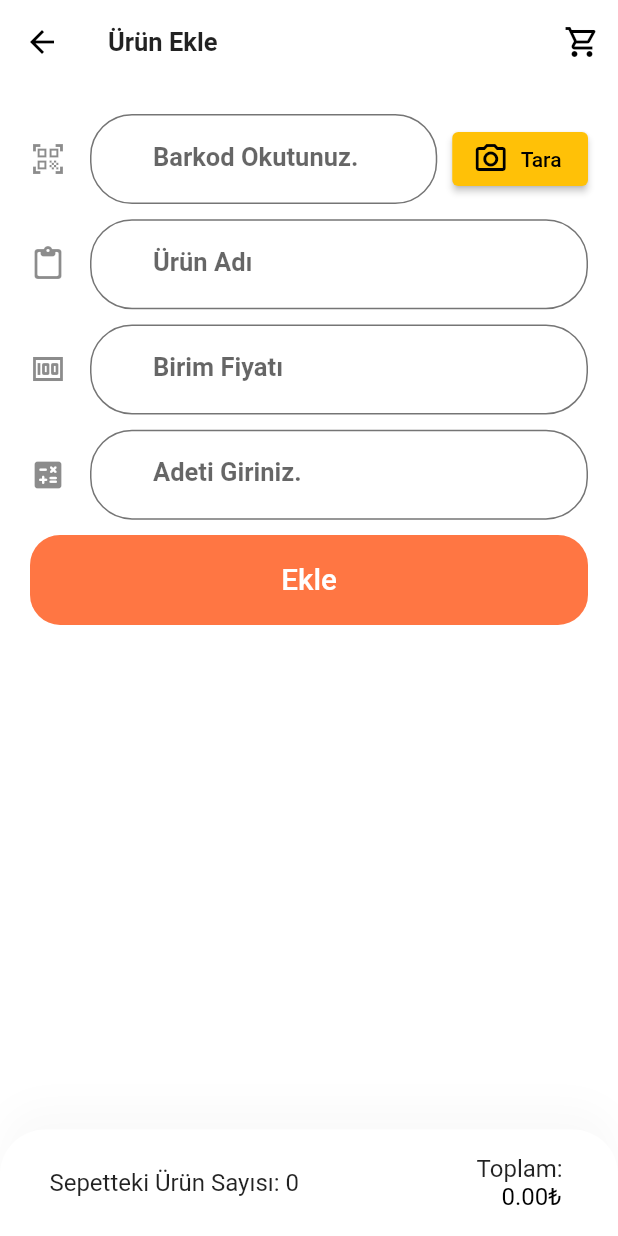
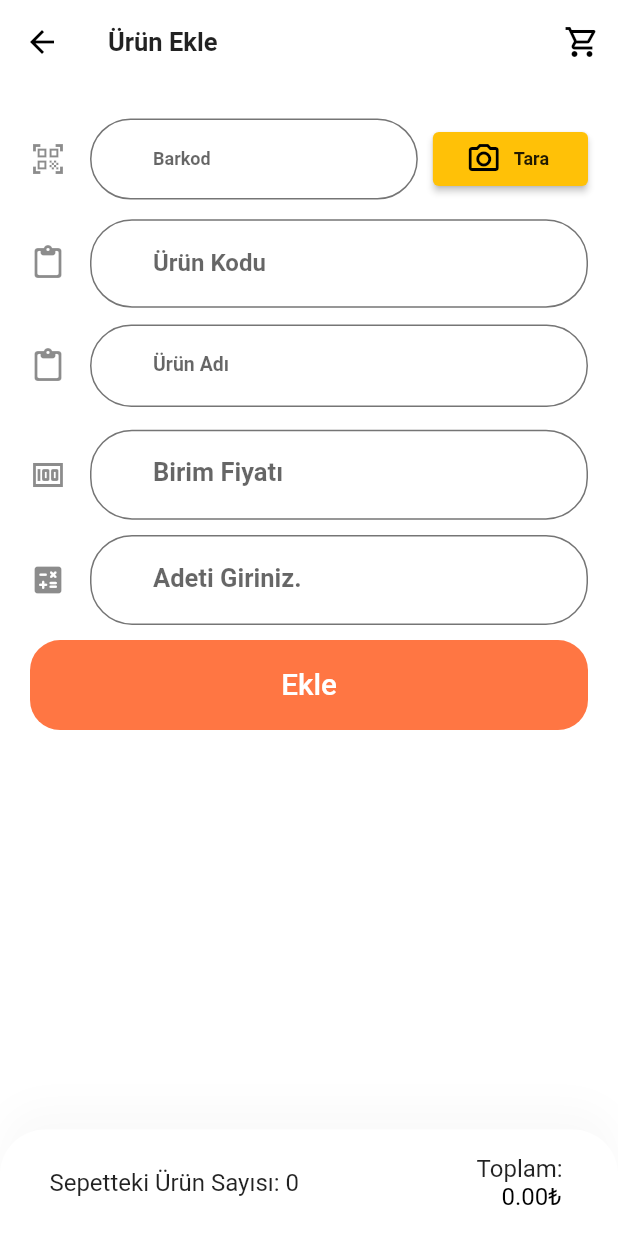
Before and after one commit to Glipotions/stoktakip_app, a Flutter app: the UrunBilgileriAdd screen opened by its route, after a tap on "Ekle", on a phone screen of 412 x 824 dp. Run offline on Flutter 3.47's test engine with Material 2 defaults, Android fonts, the phone set to English and light mode, and no system bars; our stand-ins replace shared_preferences; missing offline and left inert: flutter_barcode_scanner; accounts and stored records are empty; network calls fail; Roboto replaces fonts that are missing (Muli); statements that could not run were skipped.

Commit message:
update for new features

```diff
--- a/lib/const/api_const.dart
+++ b/lib/const/api_const.dart
@@ -1,6 +1,9 @@
-const host = '10.0.2.2:5001/api/';
-const https = 'https://';
-const mainUrl = 'https://10.0.2.2:5001/api/';
+// const host = '192.168.1.200:8081/api/';
+// const host = '10.0.2.2:5001/api/';
+const host = '192.168.1.129:8082/api/';
+// const host = 'stoktakip.local/api';
+const http = 'http://';
+const mainUrl = 'http://${host}';
 
 const satisFaturaAddUrl = '${mainUrl}SatisFatura';
 Uri satisFaturaGetUrl = Uri.http(host, 'satisfatura/getall');
@@ -20,6 +23,8 @@ Uri urunBarkodBilgileriGetUrunUri =
     Uri.parse('${mainUrl}UrunBarkodBilgileri/getbybarcode?barkod=');
 
 const urunGetByIdUrl = '${mainUrl}Urun/getbyid?id=';
+const urunGetByCodeUrl = '${mainUrl}Urun/getbycode?code=';
+const updateUrunById = '${mainUrl}Urun/updateurunbyid?id=';
 
 const updateCariHesapBakiyeById =
     '${mainUrl}CariHesap/updatecaribakiyebyid?id=';
--- a/lib/const/text_const.dart
+++ b/lib/const/text_const.dart
@@ -1,7 +1,14 @@
 import 'package:flutter/material.dart';
+
+TextStyle kFontStili(double? a) {
+  return TextStyle(
+      color: Colors.black87, fontSize: a, fontWeight: FontWeight.bold);
+}
 
 TextStyle kMetinStili = const TextStyle(
     color: Colors.black87, fontSize: 17, fontWeight: FontWeight.bold);
 
 TextStyle kSayiStili = const TextStyle(
     color: Colors.deepPurple, fontSize: 17, fontWeight: FontWeight.bold);
+
+TextStyle linkStyle = const TextStyle(color: Colors.blue, fontSize: 13);
--- a/lib/model/satis_fatura.dart
+++ b/lib/model/satis_fatura.dart
@@ -16,11 +16,12 @@ class SatisFatura {
   DateTime tarih;
   int kdvSekli;
   double? kdvHaricTutar;
+  double? faturaKdvOrani;
   double? iskontoTutari;
   double? kdvTutari;
   double? toplamTutar;
   double? dovizTutar;
-  int? iskontoOrani;
+  double? iskontoOrani;
   String? aciklama;
   int odemeTipi;
   bool durum;
@@ -35,6 +36,7 @@ class SatisFatura {
     required this.dovizKuru,
     required this.tarih,
     required this.kdvSekli,
+    this.faturaKdvOrani,
     this.kdvHaricTutar,
     this.iskontoTutari,
     this.kdvTutari,
@@ -58,11 +60,12 @@ class SatisFatura {
         kdvSekli: json["kdvSekli"],
         kdvHaricTutar: json["kdvHaricTutar"].toDouble(),
         iskontoTutari: json["iskontoTutari"].toDouble(),
+        faturaKdvOrani: json["faturaKdvOrani"].toDouble(),
         kdvTutari: json["kdvTutari"].toDouble(),
         toplamTutar: json["toplamTutar"].toDouble(),
         aciklama: json["aciklama"],
         dovizTutar: json["dovizTutar"].toDouble(),
-        iskontoOrani: json["iskontoOrani"],
+        iskontoOrani: json["iskontoOrani"].toDouble(),
         odemeTipi: json["odemeTipi"],
         durum: json["durum"],
         id: json["id"],
@@ -77,6 +80,7 @@ class SatisFatura {
         "dovizKuru": dovizKuru,
         "tarih": tarih.toIso8601String(),
         "kdvSekli": kdvSekli,
+        "faturaKdvOrani": faturaKdvOrani,
         "kdvHaricTutar": kdvHaricTutar,
         "iskontoTutari": iskontoTutari,
         "kdvTutari": kdvTutari,
--- a/lib/model/urun.dart
+++ b/lib/model/urun.dart
@@ -1,8 +1,6 @@
 // To parse this JSON data, do
 //
 //     final urun = urunFromJson(jsonString);
-
-import 'dart:convert';
 
 // List<Urun> urunFromJson(String str) => List<Urun>.from(json.decode(str).map((x) => Urun.fromJson(x)));
 
--- a/lib/model/urun_bilgileri.dart
+++ b/lib/model/urun_bilgileri.dart
@@ -2,28 +2,33 @@ class UrunBilgileri {
   int urunId;
   int satisFaturaId;
   int miktar;
+  double birimFiyat;
   double dovizliBirimFiyat;
   double kdvHaricTutar;
   int kdvOrani;
   double kdvTutari;
   double tutar;
   String? urunAdi;
+  String? urunKodu;
 
   UrunBilgileri(
       {required this.urunId,
       required this.satisFaturaId,
       required this.miktar,
+      required this.birimFiyat,
       required this.dovizliBirimFiyat,
       required this.kdvHaricTutar,
       required this.kdvOrani,
       required this.kdvTutari,
       required this.tutar,
-      this.urunAdi});
+      this.urunAdi,
+      this.urunKodu});
 
   factory UrunBilgileri.fromJson(Map<String, dynamic> json) => UrunBilgileri(
         urunId: json['urunId'],
         satisFaturaId: json['satisFaturaId'],
         miktar: json['miktar'],
+        birimFiyat: json['birimFiyat'],
         dovizliBirimFiyat: json['dovizliBirimFiyat'],
         kdvHaricTutar: json['kdvHaricTutar'],
         kdvOrani: json['kdvOrani'],
@@ -35,6 +40,7 @@ class UrunBilgileri {
         'urunId': urunId,
         'satisFaturaId': satisFaturaId,
         'miktar': miktar,
+        'birimFiyat': birimFiyat,
         'dovizliBirimFiyat': dovizliBirimFiyat,
         'kdvHaricTutar': kdvHaricTutar,
         'kdvOrani': kdvOrani,
--- a/lib/routes.dart
+++ b/lib/routes.dart
@@ -1,5 +1,5 @@
 import 'package:flutter/widgets.dart';
-import 'package:stoktakip_app/screens/cari_hesap/cari_hesap_list.dart';
+import 'package:stoktakip_app/screens/fatura_olustur/fatura_olustur.dart';
 import 'package:stoktakip_app/screens/cart/cart_screen.dart';
 import 'package:stoktakip_app/screens/shared_settings/settings_page.dart';
 import 'package:stoktakip_app/screens/urun_bilgileri/urun_bilgileri_add.dart';
@@ -18,7 +18,7 @@ final Map<String, WidgetBuilder> routes = {
   // DetailsScreen.routeName: (context) => DetailsScreen(),
   CartScreen.routeName: (context) => CartScreen(),
   UrunBilgileriAdd.routeName: (context) => UrunBilgileriAdd(),
-  CariHesapList.routeName: (context) => CariHesapList(),
+  FaturaOlustur.routeName: (context) => FaturaOlustur(),
   SettingsPage.routeName: (context) => SettingsPage(),
   // ProfileScreen.routeName: (context) => ProfileScreen(),
 };
--- a/lib/screens/cart/components/body.dart
+++ b/lib/screens/cart/components/body.dart
@@ -1,7 +1,5 @@
 import 'package:flutter/material.dart';
-import 'package:flutter_svg/svg.dart';
 import 'package:stoktakip_app/model/urun_bilgileri.dart';
-import 'package:stoktakip_app/services/api.services.dart';
 import 'package:stoktakip_app/size_config.dart';
 
 import 'cart_card.dart';
--- a/lib/screens/shared_settings/settings_page.dart
+++ b/lib/screens/shared_settings/settings_page.dart
@@ -70,7 +70,7 @@ class _SwitchCardState extends State<SwitchCard> {
                   },
                 ),
                 Text("Oran: ${_currentSliderValue.round().toString()}",
-                    style: kSayiStili),
+                    style: kMetinStili),
               ],
             ),
           ),
--- a/lib/screens/urun_bilgileri/components/check_out_card.dart
+++ b/lib/screens/urun_bilgileri/components/check_out_card.dart
@@ -1,11 +1,5 @@
 import 'package:flutter/material.dart';
-import 'package:flutter_svg/flutter_svg.dart';
-import 'package:provider/provider.dart';
-import 'package:stoktakip_app/components/default_button.dart';
-import 'package:stoktakip_app/const/constants.dart';
-import 'package:stoktakip_app/const/text_const.dart';
 import 'package:stoktakip_app/functions/total_calculate.dart';
-import 'package:stoktakip_app/model/kdv_data.dart';
 import 'package:stoktakip_app/model/urun_bilgileri.dart';
 
 import '../../../size_config.dart';
--- a/lib/screens/urun_bilgileri/urun_bilgileri_add.dart
+++ b/lib/screens/urun_bilgileri/urun_bilgileri_add.dart
@@ -1,5 +1,4 @@
 import 'dart:convert';
-
 import 'package:flutter/cupertino.dart';
 import 'package:flutter/material.dart';
 import 'package:flutter/services.dart';
@@ -33,15 +32,18 @@ class _UrunBilgileriAddState extends State<UrunBilgileriAdd> {
   var formKey = GlobalKey<FormState>();
   var barkodController = TextEditingController(),
       kdvHaricTutarController = TextEditingController(),
+      urunKoduController = TextEditingController(),
       urunAdiController = TextEditingController(),
       birimFiyatController = TextEditingController(),
       miktarController = TextEditingController(),
       adetController = TextEditingController();
+  final _adetFocus = FocusNode();
 
   @override
   void dispose() {
     barkodController.dispose();
     kdvHaricTutarController.dispose();
+    urunKoduController.dispose();
     urunAdiController.dispose();
     birimFiyatController.dispose();
     miktarController.dispose();
@@ -89,9 +91,11 @@ class _UrunBilgileriAddState extends State<UrunBilgileriAdd> {
               // buildIdBuild(),
               buildBarcode(),
               SizedBox(height: getProportionateScreenHeight(10)),
+              buildUrunKodu(),
+              SizedBox(height: getProportionateScreenHeight(10)),
               buildUrunAdi(),
               SizedBox(height: getProportionateScreenHeight(10)),
-              buildBirimAdedi(),
+              buildBirimFiyati(),
               SizedBox(height: getProportionateScreenHeight(10)),
               buildAdet(),
               // buildKdvHaricToplamTutar(),
@@ -114,17 +118,17 @@ class _UrunBilgileriAddState extends State<UrunBilgileriAdd> {
       child: Row(
         children: [
           Flexible(
-            flex: 6,
+            flex: 5,
             fit: FlexFit.tight,
             child: TextFormField(
-              style: kMetinStili,
+              style: kFontStili(12),
               onEditingComplete: () async {
                 await getUrunIdByBarcode();
                 await getUrunById();
               },
               controller: barkodController,
               decoration: const InputDecoration(
-                  labelText: "Barkod Okutunuz.",
+                  labelText: "Barkod",
                   icon: Icon(Icons.qr_code_scanner_outlined)),
               validator: (val) {
                 if (val!.isEmpty) {
@@ -144,12 +148,39 @@ class _UrunBilgileriAddState extends State<UrunBilgileriAdd> {
             child: ElevatedButton.icon(
               onPressed: scanBarcode,
               icon: const Icon(Icons.camera_alt_outlined),
-              label: const Text('Tara'),
+              label: Text('Tara', style: kFontStili(12)),
               style: ElevatedButton.styleFrom(
                   primary: Colors.amber, onPrimary: Colors.black),
             ),
           )
         ],
+      ),
+    );
+  }
+
+  Widget buildUrunKodu() {
+    return Container(
+      key: UniqueKey(),
+      height: 60,
+      // decoration: BoxDecorationSettings(),
+      // color: Colors.orangeAccent,
+      child: TextFormField(
+        onEditingComplete: () async {
+          await getUrunByCode();
+        },
+        decoration: const InputDecoration(
+            labelText: "Ürün Kodu",
+            icon: Icon(Icons.paste_rounded),
+            border: InputBorder.none),
+        controller: urunKoduController,
+        style: kFontStili(16),
+        validator: (val) {
+          if (val!.isEmpty) {
+            return "Ürün Kodu Boş Bırakılamaz";
+          } else {
+            return null;
+          }
+        },
       ),
     );
   }
@@ -167,12 +198,19 @@ class _UrunBilgileriAddState extends State<UrunBilgileriAdd> {
             border: InputBorder.none),
         controller: urunAdiController,
         readOnly: true,
-        style: kMetinStili,
+        style: kFontStili(13),
+        validator: (val) {
+          if (val!.isEmpty) {
+            return "Ürün Adı Boş Bırakılamaz";
+          } else {
+            return null;
+          }
+        },
       ),
     );
   }
 
-  Widget buildBirimAdedi() {
+  Widget buildBirimFiyati() {
     return Container(
       key: UniqueKey(),
       height: 60,
@@ -183,8 +221,16 @@ class _UrunBilgileriAddState extends State<UrunBilgileriAdd> {
             icon: Icon(Icons.money),
             border: InputBorder.none),
         controller: birimFiyatController,
+        focusNode: _adetFocus,
         readOnly: true,
         style: kMetinStili,
+        validator: (val) {
+          if (val!.isEmpty) {
+            return "Birim Fiyatı Boş Bırakılamaz";
+          } else {
+            return null;
+          }
+        },
       ),
     );
   }
@@ -243,6 +289,7 @@ class _UrunBilgileriAddState extends State<UrunBilgileriAdd> {
           text: "Ekle",
           press: () {
             formKey.currentState!.save();
+
             _birimFiyat = double.parse(birimFiyatController.text);
             _miktar = int.parse(adetController.text);
             _kdvHaricTutar = _miktar! * _birimFiyat!;
@@ -251,17 +298,24 @@ class _UrunBilgileriAddState extends State<UrunBilgileriAdd> {
                 urunId: _urunId!,
                 // satisFaturaId: 1,
                 satisFaturaId: _satisFaturaId!,
+                birimFiyat: _birimFiyat!,
                 kdvHaricTutar: _kdvHaricTutar!,
                 miktar: _miktar!,
-                dovizliBirimFiyat: _birimFiyat != null ? _birimFiyat! : 1,
+                dovizliBirimFiyat: 0,
                 kdvOrani: 0,
                 tutar: _kdvHaricTutar! + _kdvTutari!,
                 kdvTutari: 0,
-                urunAdi: urunAdiController.text);
+                urunAdi: urunAdiController.text,
+                urunKodu: urunKoduController.text);
             print("Satış Fatura ID: ${_satisFaturaId}");
             urunBilgileriList.add(urunBilgileri);
             ScaffoldMessenger.of(context).showSnackBar(snackBar);
             (context as Element).reassemble();
+            adetController.clear();
+            urunAdiController.clear();
+            urunKoduController.clear();
+            barkodController.clear();
+            birimFiyatController.clear();
           },
         ),
       ),
@@ -287,7 +341,8 @@ class _UrunBilgileriAddState extends State<UrunBilgileriAdd> {
   Future scanBarcode() async {
     barkodController.text = await FlutterBarcodeScanner.scanBarcode(
         "#ff6666", "İptal", false, ScanMode.DEFAULT);
-    getUrunIdByBarcode();
+    await getUrunIdByBarcode();
+    await getUrunById();
   }
 
   Future getUrunIdByBarcode() async {
@@ -317,7 +372,23 @@ class _UrunBilgileriAddState extends State<UrunBilgileriAdd> {
         for (var element in urun) {
           urunAdiController.text = element.urunAdi;
           birimFiyatController.text = element.fiyat.toString();
-          print('Get ürün by id döngü');
+          urunKoduController.text = element.urunKodu;
+        }
+      });
+    });
+  }
+
+  Future getUrunByCode() async {
+    await APIServices.fetchUrunByCode(urunKoduController.text).then((response) {
+      setState(() {
+        dynamic list = json.decode(response.body);
+        List data = list;
+        // List data = list['data'];
+        urun = data.map((model) => Urun.fromJson(model)).toList();
+        for (var element in urun) {
+          urunAdiController.text = element.urunAdi;
+          birimFiyatController.text = element.fiyat.toString();
+          _urunId = element.id;
         }
       });
     });
```
Also changed, not shown: lib/functions/total_calculate.dart (+4 -4 lines), lib/main.dart (+3 -5 lines), lib/screens/cart/cart_screen.dart (+21 -6 lines), lib/screens/cart/components/cart_card.dart (+7 -1 lines), lib/screens/cart/components/check_out_card.dart (+28 -20 lines), lib/screens/fatura_olustur/fatura_olustur.dart (renamed from lib/screens/cari_hesap/cari_hesap_list.dart, +13 -9 lines), lib/services/api.services.dart (+26 -10 lines), 1 other file.
